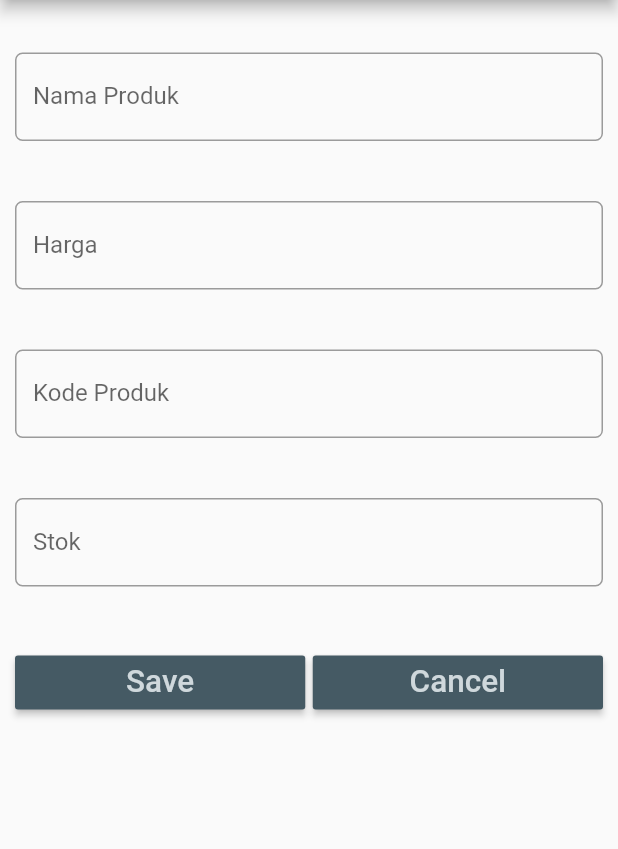
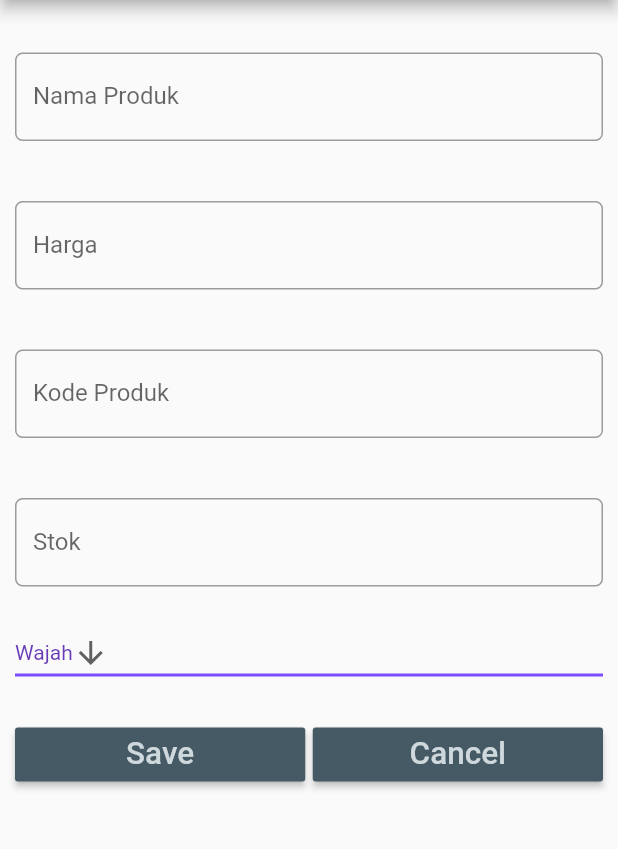
Before and after one commit to 10irmaristanti/uts, a Flutter app: the screen it shows after launch, after a tap on "Tambah Produk", on a phone screen of 412 x 824 dp, the part 84-933 px from its top. Run offline on Flutter 3.47's test engine with Material 2 defaults, Android fonts, the phone set to English and light mode, and no system bars; our stand-ins replace sqflite; accounts and stored records are empty.

```diff
--- a/lib/DBHelper.dart
+++ b/lib/DBHelper.dart
@@ -36,7 +36,8 @@ class DbHelper {
  produk TEXT,
  harga INTEGER,
  kode TEXT,
- stok INTEGER
+ stok INTEGER,
+ valueDropdown TEXT
  )
  ''');
   }
--- a/lib/EntryForm.dart
+++ b/lib/EntryForm.dart
@@ -19,6 +19,8 @@ class EntryFormState extends State<EntryForm> {
   TextEditingController kodeController = TextEditingController();
   TextEditingController stokController = TextEditingController();
 
+  String dropdownValue = 'Wajah';
+  bool status = false;
   @override
   Widget build(BuildContext context) {
     //kondisi
@@ -27,6 +29,15 @@ class EntryFormState extends State<EntryForm> {
       priceController.text = item.harga.toString();
       kodeController.text = item.kode;
       stokController.text = item.stok.toString();
+      if(item.valueDropdown == ""){
+        item.valueDropdown == "Wajah";
+      }else{
+        if(status == true){
+          item.valueDropdown = dropdownValue;
+        }else {
+          dropdownValue = item.valueDropdown;
+        }
+      }
     }
     //rubah
     return Scaffold(
@@ -110,6 +121,30 @@ class EntryFormState extends State<EntryForm> {
                 ),
               ),
 
+               DropdownButton<String>(
+      value: dropdownValue,
+      icon: const Icon(Icons.arrow_downward),
+      iconSize: 24,
+      elevation: 16,
+      style: const TextStyle(color: Colors.deepPurple),
+      underline: Container(
+        height: 2,
+        color: Colors.deepPurpleAccent,
+      ),
+      onChanged: (String newValue) {
+        setState(() {
+          dropdownValue = newValue;
+          status = true;
+        });
+      },
+      items: <String>['Wajah', 'Bibir', 'Mata', 'Alis']
+          .map<DropdownMenuItem<String>>((String value) {
+        return DropdownMenuItem<String>(
+          value: value,
+          child: Text(value),
+        );
+      }).toList(),
+    ),
               // tombol button
               Padding(
                 padding: EdgeInsets.only(top: 20.0, bottom: 20.0),
--- a/lib/model/Item.dart
+++ b/lib/model/Item.dart
@@ -4,11 +4,15 @@ class Item {
   int _harga;
   String _kode;
   int _stok;
+  String _valueDropdown;
 
   int get id => _id;
 
   String get produk => this._produk;
   set produk(String value) => this._produk = value;
+
+  String get valueDropdown => this._valueDropdown;
+  set valueDropdown(String value) => this._valueDropdown = value;
 
   get harga => this._harga;
   set harga(value) => this._harga = value;
@@ -29,6 +33,7 @@ class Item {
     this._harga = map['harga'];
     this._kode = map['kode'];
     this._stok = map['stok'];
+    this._valueDropdown = map['valueDropdown'];
   }
 
   // konversi dari Item ke Map
@@ -39,6 +44,7 @@ class Item {
     map['harga'] = harga;
     map['kode'] = kode;
     map['stok'] = stok;
+    map['valueDropdown'] = this._valueDropdown;
     return map;
   }
 }
```
